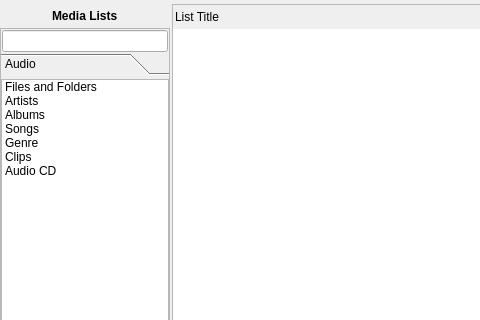
KDE/bangarang, file mainwindow.ui: the form before one commit; both pictures show x 0 to 480 and y 0 to 320 of the 680 by 480 pixel window.
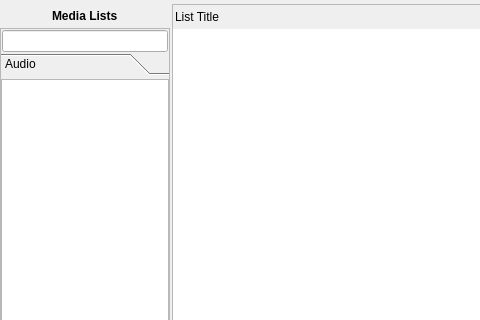
The form after the commit. Icons and pictures are not drawn. Custom widgets are drawn as their Qt base class.

Commit message: complete saved list implementation. Includes needed refactor of media lists chooser to Model-View driven by MediaItemModel and MediaListsEngine.

```diff
--- a/mainwindow.ui
+++ b/mainwindow.ui
@@ -334,60 +334,19 @@
                        <number>0</number>
                       </property>
                       <item>
-                       <widget class="QListWidget" name="audioLists">
+                       <widget class="QListView" name="audioLists">
                         <property name="selectionBehavior">
                          <enum>QAbstractItemView::SelectRows</enum>
                         </property>
                         <property name="spacing">
                          <number>0</number>
                         </property>
-                        <item>
-                         <property name="text">
-                          <string>Files and Folders</string>
-                         </property>
-                         <property name="icon">
-                          <iconset>
-                           <normaloff>convenience/document-open-folder.png</normaloff>convenience/document-open-folder.png</iconset>
-                         </property>
-                        </item>
-                        <item>
-                         <property name="text">
-                          <string>Artists</string>
-                         </property>
-                         <property name="icon">
-                          <iconset>
-                           <normaloff>convenience/system-users.png</normaloff>convenience/system-users.png</iconset>
-                         </property>
-                        </item>
-                        <item>
-                         <property name="text">
-                          <string>Albums</string>
-                         </property>
-                         <property name="icon">
-                          <iconset>
-                           <normaloff>convenience/media-optical.png</normaloff>convenience/media-optical.png</iconset>
-                         </property>
-                        </item>
-                        <item>
-                         <property name="text">
-                          <string>Songs</string>
-                         </property>
-                        </item>
-                        <item>
-                         <property name="text">
-                          <string>Genre</string>
-                         </property>
-                        </item>
-                        <item>
-                         <property name="text">
-                          <string>Clips</string>
-                         </property>
-                        </item>
-                        <item>
-                         <property name="text">
-                          <string>Audio CD</string>
-                         </property>
-                        </item>
+                        <property name="gridSize">
+                         <size>
+                          <width>0</width>
+                          <height>18</height>
+                         </size>
+                        </property>
                        </widget>
                       </item>
                       <item>
```
Left out of the diff: 50 changed lines with no effect on the pictures. The commit also changes 10 other files.
